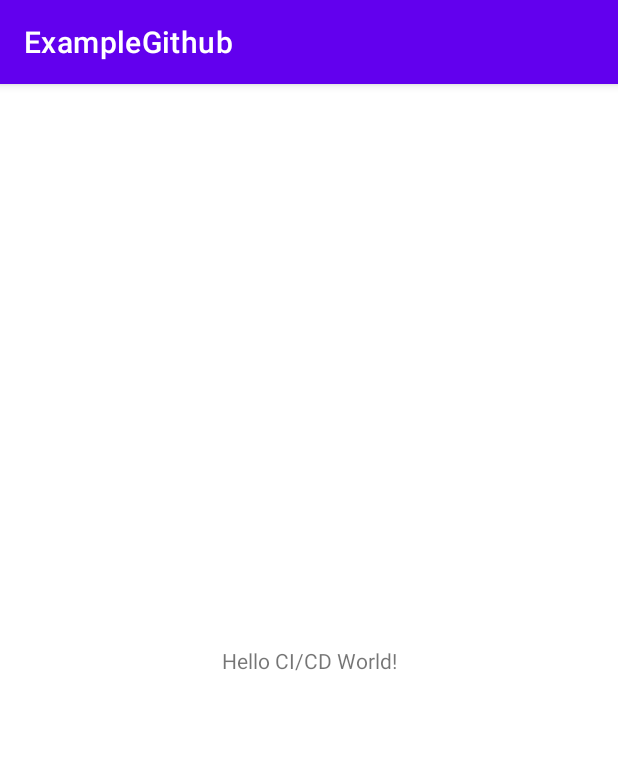
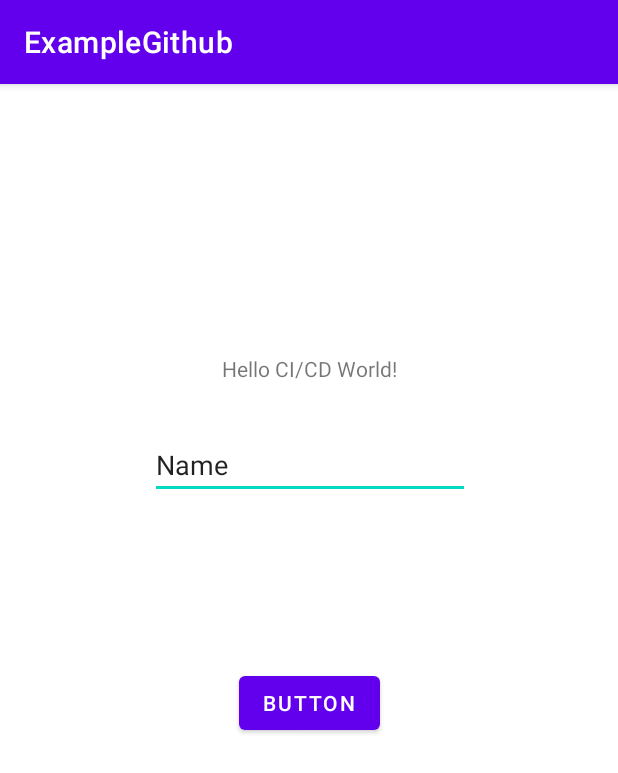
Before and after one commit to Abifarhan/ExampleGithub, an Android app: the screen it shows after launch (MainActivity), on a phone screen of 412 x 824 dp. Shown: the top 773 px of the screen. Run offline under Robolectric (Android 15) with nearby library versions, the phone set to English and light mode, and no system bars.

Commit message:
Add new Feature

```diff
--- a/app/src/main/res/layout/activity_main.xml
+++ b/app/src/main/res/layout/activity_main.xml
@@ -7,12 +7,38 @@
     tools:context=".MainActivity">
 
     <TextView
+        android:id="@+id/textView"
         android:layout_width="wrap_content"
         android:layout_height="wrap_content"
+        android:layout_marginTop="180dp"
         android:text="Hello CI/CD World!"
-        app:layout_constraintBottom_toBottomOf="parent"
+        app:layout_constraintEnd_toEndOf="parent"
         app:layout_constraintLeft_toLeftOf="parent"
         app:layout_constraintRight_toRightOf="parent"
+        app:layout_constraintStart_toStartOf="parent"
         app:layout_constraintTop_toTopOf="parent" />
 
+    <EditText
+        android:id="@+id/editTextTextPersonName"
+        android:layout_width="wrap_content"
+        android:layout_height="wrap_content"
+        android:layout_marginTop="32dp"
+        android:ems="10"
+        android:inputType="textPersonName"
+        android:text="Name"
+        app:layout_constraintEnd_toEndOf="@+id/textView"
+        app:layout_constraintStart_toStartOf="@+id/textView"
+        app:layout_constraintTop_toBottomOf="@+id/textView" />
+
+    <Button
+        android:id="@+id/button"
+        android:layout_width="wrap_content"
+        android:layout_height="wrap_content"
+        android:layout_marginTop="112dp"
+        android:text="Button"
+        app:layout_constraintEnd_toEndOf="@+id/editTextTextPersonName"
+        app:layout_constraintHorizontal_bias="0.496"
+        app:layout_constraintStart_toStartOf="@+id/editTextTextPersonName"
+        app:layout_constraintTop_toBottomOf="@+id/editTextTextPersonName" />
+
 </androidx.constraintlayout.widget.ConstraintLayout>
```
